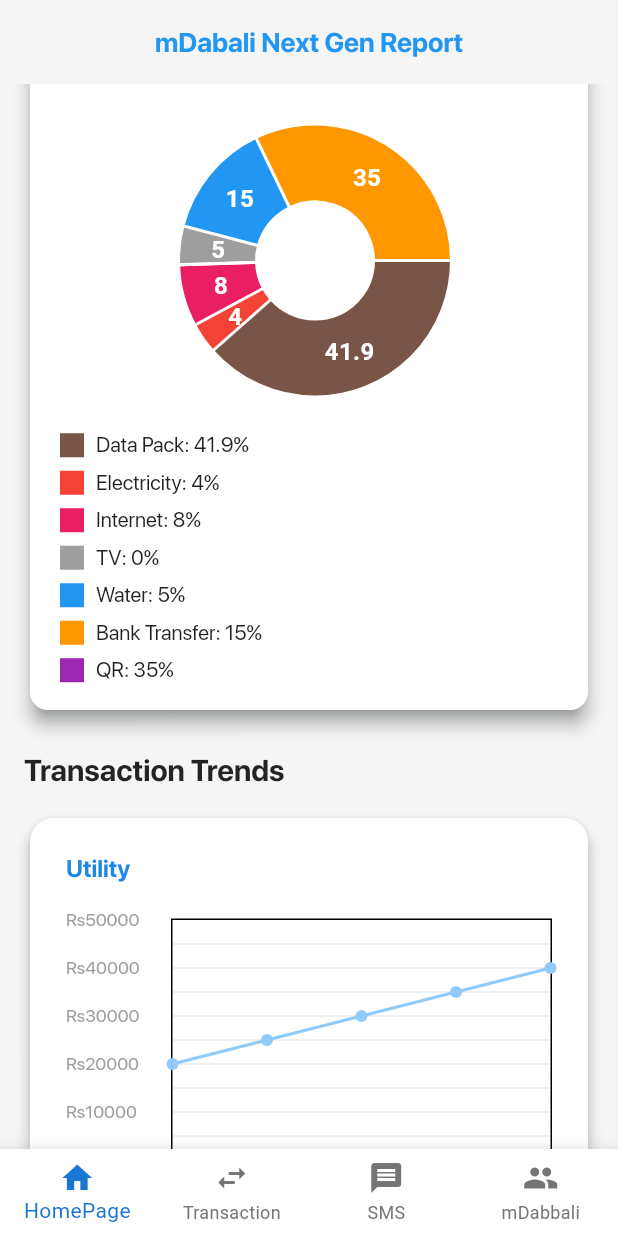
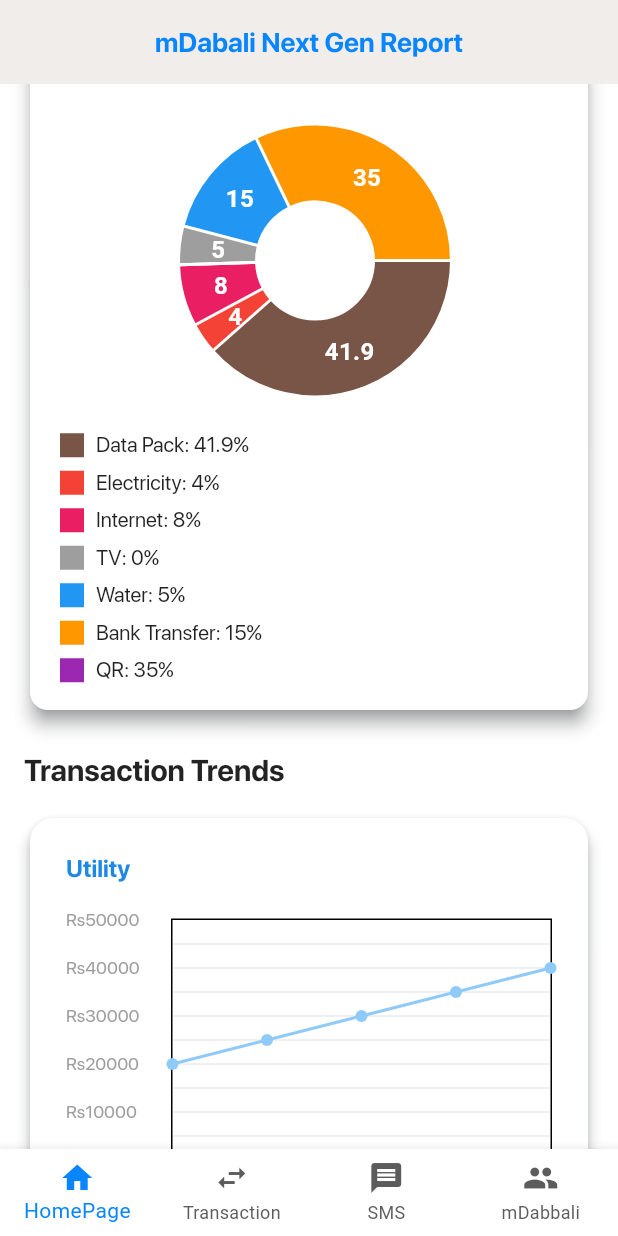
Before and after one commit to jiwantadhital/mdabali_report, a Flutter app: the DashBoardPage screen opened directly, scrolled down 576 dp, on a phone screen of 412 x 824 dp. Run offline on Flutter 3.47's test engine with Material 3 defaults, Android fonts, the phone set to English and light mode, and no system bars; drawn by our look-alikes of fl_chart; our stand-ins replace equatable, flutter_bloc, flutter_sizer, get, pin_code_fields, pinput and 1 more; accounts and stored records are empty.

Commit message:
modified app bar call and used color scheme for light and dark theme

```diff
--- a/lib/view/dash_board_page.dart
+++ b/lib/view/dash_board_page.dart
@@ -1,5 +1,5 @@
-
 import 'package:flutter/material.dart';
+import 'package:mdabali_report/resources/colors.dart';
 import 'package:mdabali_report/view/extracted_widgets/custom_text.dart';
 import 'homepage/home_page.dart';
 import 'mdabali_page/mdabali_page.dart';
@@ -9,116 +9,78 @@
 class DashBoardPage extends StatefulWidget {
   DashBoardPage({super.key});
 
-
   @override
   State<DashBoardPage> createState() => _DashBoardPageState();
 }
 
 class _DashBoardPageState extends State<DashBoardPage> {
-  int _selectedIndex=0;
+  int _selectedIndex = 0;
   late final List<Widget> _pages;
 
   @override
   void initState() {
-    _pages=[
-      HomePage(),
-      TransactionPage(),
-      SmsPage(),
-    MdabaliPage()];
+    _pages = [HomePage(), TransactionPage(), SmsPage(), MdabaliPage()];
     super.initState();
   }
+
   @override
   Widget build(BuildContext context) {
-    List<String> appBar=[
+    List<String> appBar = [
       'mDabali Next Gen Report',
       'Transaction Summary',
       'SMS Summary',
       'mDabali Summary'
     ];
+    var colorScheme = Theme.of(context).colorScheme;
     return Scaffold(
-      appBar:_selectedIndex==0?  AppBar(
-        surfaceTintColor: Colors.grey[100],
+      backgroundColor: colorScheme.surface,
+      appBar: AppBar(
+        surfaceTintColor: colorScheme.surfaceTint,
         elevation: 0,
         automaticallyImplyLeading: false,
-        backgroundColor: Colors.grey[100],
-        title:CustomText(text: appBar[0],
+        backgroundColor: colorScheme.surfaceDim,
+        //Colors.grey[100],
+        title: CustomText(
+          text: appBar[_selectedIndex],
           fontSize: 18,
-        color: Colors.blue,
-        weight: FontWeight.bold,),
+          color: colorScheme.primary,
+          weight: FontWeight.bold,
+        ),
         centerTitle: true,
-      ):_selectedIndex==1?AppBar(
-        surfaceTintColor: Colors.grey[100],
-        elevation: 0,
-        automaticallyImplyLeading: false,
-        backgroundColor: Colors.grey[100],
-        title:CustomText(text: appBar[1],
-        fontSize: 18,
-        color: Colors.blue,
-        weight: FontWeight.bold,),
-        centerTitle: true,):_selectedIndex==2?AppBar(
-        surfaceTintColor: Colors.grey[100],
-        elevation: 0,
-        automaticallyImplyLeading: false,
-        backgroundColor: Colors.grey[100],
-        title:CustomText(text: appBar[2],
-        fontSize: 18,
-        color: Colors.blue,
-        weight: FontWeight.bold,),
-        centerTitle: true,):AppBar(
-        surfaceTintColor: Colors.grey[100],
-        elevation: 0,
-        automaticallyImplyLeading: false,
-        backgroundColor: Colors.grey[100],
-        title:CustomText(text: appBar[3],
-        fontSize: 18,
-        color: Colors.blue,
-        weight: FontWeight.bold,),
-        centerTitle: true,),
-      backgroundColor: Colors.grey[100],
+      ),
       body: AnimatedSwitcher(
         duration: const Duration(microseconds: 300),
-        transitionBuilder: (child, animation) =>
-         FadeTransition(opacity:animation,
-         child: child,),
+        transitionBuilder: (child, animation) => FadeTransition(
+          opacity: animation,
+          child: child,
+        ),
         child: _pages[_selectedIndex],
       ),
       bottomNavigationBar: _buildBottomNavBar(),
-
     );
   }
 
-Widget _buildBottomNavBar(){
+  Widget _buildBottomNavBar() {
     return Container(
       decoration: BoxDecoration(
-      boxShadow: [
-      BoxShadow(
-        color: Colors.grey.withOpacity(0.1),
-        spreadRadius: 1,
-        blurRadius: 10
-      ),
-      ],
+        boxShadow: [kBoxShadow],
       ),
       child: BottomNavigationBar(
           currentIndex: _selectedIndex,
-      onTap: (index)=>setState(() {
-        _selectedIndex=index;
+          onTap: (index) => setState(() {
+                _selectedIndex = index;
               }),
-      selectedItemColor: Colors.blue[700],
-      unselectedItemColor: Colors.grey[600],
+          selectedItemColor: Theme.of(context).colorScheme.primaryFixedDim,
+          unselectedItemColor: Theme.of(context).colorScheme.onSurfaceVariant,
           showSelectedLabels: true,
           type: BottomNavigationBarType.fixed,
-      items:const [
-        BottomNavigationBarItem(icon: Icon(Icons.home),
-        label: 'HomePage'),
+          items: const [
+            BottomNavigationBarItem(icon: Icon(Icons.home), label: 'HomePage'),
             BottomNavigationBarItem(
-          icon: Icon(Icons.swap_horiz),
-          label: 'Transaction'),
-          BottomNavigationBarItem(
-          icon: Icon(Icons.message),
-          label: 'SMS'),
-          BottomNavigationBarItem(
-            icon: Icon(Icons.people),
-            label: 'mDabbali')
+                icon: Icon(Icons.swap_horiz), label: 'Transaction'),
+            BottomNavigationBarItem(icon: Icon(Icons.message), label: 'SMS'),
+            BottomNavigationBarItem(icon: Icon(Icons.people), label: 'mDabbali')
           ]),
     );
-  }}
+  }
+}
```
Lines whose indentation alone changed are shown as unchanged.
